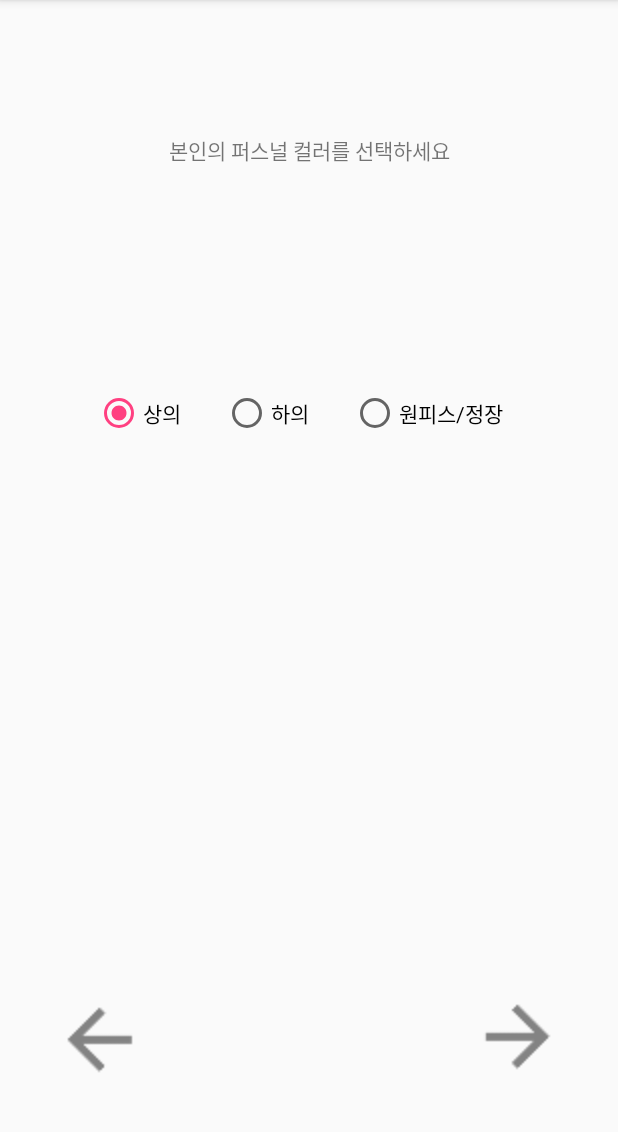
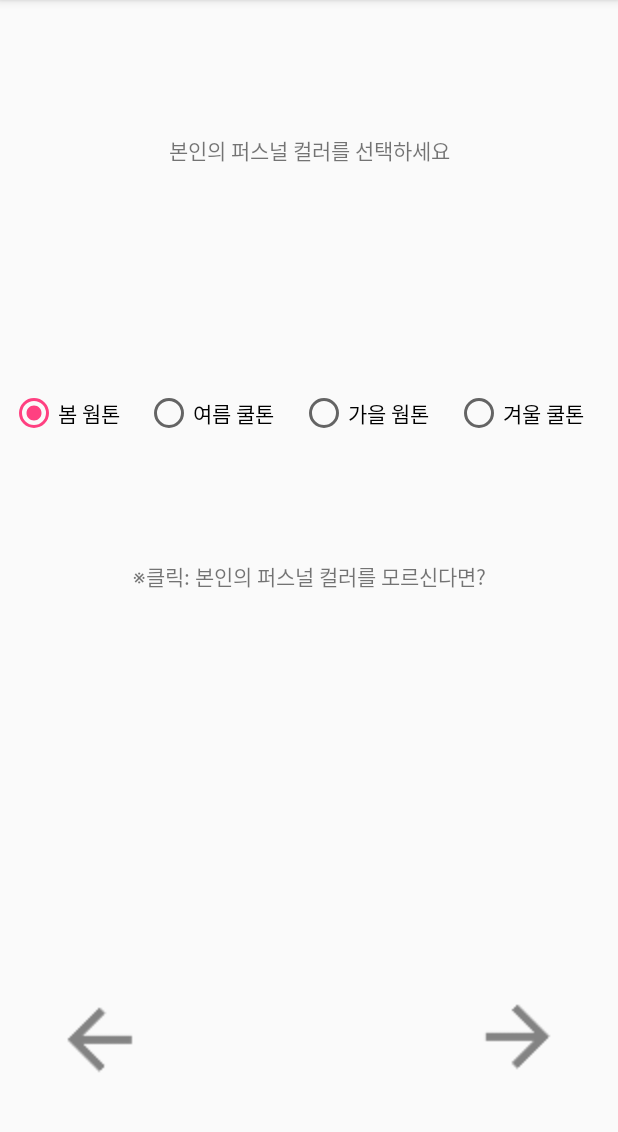
Before and after one commit to skylove308/CS496_proj3_Clothes_Matching, an Android app: the fragment ToneTypeFragment shown on its own in the app's theme, on a phone screen of 412 x 824 dp, the part 84-1216 px from its top. Run offline under Robolectric (Android 15) with nearby library versions, the phone set to English and light mode, and no system bars; Roboto replaces fonts that are not available here.

Commit message:
facetype까지 완료

```diff
--- a/app/build.gradle
+++ b/app/build.gradle
@@ -36,4 +36,5 @@ dependencies {
     compile 'com.facebook.android:facebook-android-sdk:4.+'
     compile 'com.android.support:support-v4:25.3.1'
     testCompile 'junit:junit:4.12'
+
 }
--- a/app/src/main/java/com/example/clothes_matching/FaceTypeFragment.java
+++ b/app/src/main/java/com/example/clothes_matching/FaceTypeFragment.java
@@ -58,6 +58,7 @@ public class FaceTypeFragment extends Fragment {
             @Override
             public void onClick(View v) {
                 MainActivity.tag += String.valueOf(faces);
+
                 BodyTypeFragment fragment = new BodyTypeFragment();
                 FragmentManager fm = getActivity().getSupportFragmentManager();
                 FragmentTransaction fragmentTransaction = fm.beginTransaction();
--- a/app/src/main/java/com/example/clothes_matching/GenderTypeFragment.java
+++ b/app/src/main/java/com/example/clothes_matching/GenderTypeFragment.java
@@ -29,7 +29,7 @@ public class GenderTypeFragment extends Fragment {
                              Bundle savedInstanceState) {
         // Inflate the layout for this fragment
         View view = inflater.inflate(R.layout.fragment_gender_type, container, false);
-        RadioGroup radioGroup = (RadioGroup)view.findViewById(R.id.radioGroup);
+        RadioGroup radioGroup = (RadioGroup)view.findViewById(R.id.radioGroup2);
         radioGroup.setOnCheckedChangeListener(new RadioGroup.OnCheckedChangeListener() {
             @Override
             public void onCheckedChanged(RadioGroup group, int checkedId) {
--- a/app/src/main/java/com/example/clothes_matching/MainActivity.java
+++ b/app/src/main/java/com/example/clothes_matching/MainActivity.java
@@ -60,6 +60,7 @@ public class MainActivity extends AppCompatActivity
         home.setOnClickListener(new View.OnClickListener() {
             @Override
             public void onClick(View v) {
+                MainActivity.tag ="";
                 MainFragment fragment = new MainFragment();
 
                 FragmentManager fm = getSupportFragmentManager();
--- a/app/src/main/java/com/example/clothes_matching/ToneTypeFragment.java
+++ b/app/src/main/java/com/example/clothes_matching/ToneTypeFragment.java
@@ -6,14 +6,19 @@ import android.os.Bundle;
 import android.support.v4.app.Fragment;
 import android.support.v4.app.FragmentManager;
 import android.support.v4.app.FragmentTransaction;
+import android.support.v4.widget.DrawerLayout;
 import android.view.LayoutInflater;
 import android.view.View;
 import android.view.ViewGroup;
 import android.widget.ImageView;
 import android.widget.RadioGroup;
+import android.widget.ScrollView;
+import android.widget.TextView;
+
 
 
 public class ToneTypeFragment extends Fragment {
+    int tones = 1;
 
     public ToneTypeFragment() {
         // Required empty public constructor
@@ -24,30 +29,13 @@ public class ToneTypeFragment extends Fragment {
                              Bundle savedInstanceState) {
         // Inflate the layout for this fragment
         View view = inflater.inflate(R.layout.fragment_tone_type, container, false);
-        RadioGroup radioGroup = (RadioGroup)view.findViewById(R.id.radioGroup2);
-        radioGroup.setOnCheckedChangeListener(new RadioGroup.OnCheckedChangeListener() {
-            @Override
-            public void onCheckedChanged(RadioGroup group, int checkedId) {
-                switch (checkedId){
-                    case R.id.top :
-                        MainActivity.tag += "1";
-                        break;
-                    case R.id.bottom :
-                        MainActivity.tag += "2";
-                        break;
-                    case R.id.dress :
-                        MainActivity.tag += "3";
-                        break;
-                }
 
-            }
-        });
-
-        ImageView go_3 = (ImageView) view.findViewById(R.id.go_3);
-        go_3.setOnClickListener(new View.OnClickListener() {
+        TextView textView = (TextView)view.findViewById(R.id.personal_color);
+        textView.setText("※클릭: 본인의 퍼스널 컬러를 모르신다면?");
+        textView.setOnClickListener(new View.OnClickListener() {
             @Override
             public void onClick(View v) {
-                ToneTypeFragment fragment = new ToneTypeFragment();
+                PersonalColorFragment fragment = new PersonalColorFragment();
 
                 FragmentManager fm = getActivity().getSupportFragmentManager();
                 FragmentTransaction fragmentTransaction = fm.beginTransaction();
@@ -56,11 +44,48 @@ public class ToneTypeFragment extends Fragment {
             }
         });
 
-        ImageView back_3 = (ImageView) view.findViewById(R.id.back_3);
-        back_3.setOnClickListener(new View.OnClickListener() {
+        RadioGroup radioGroup = (RadioGroup)view.findViewById(R.id.radioGroup4);
+        radioGroup.setOnCheckedChangeListener(new RadioGroup.OnCheckedChangeListener() {
+            @Override
+            public void onCheckedChanged(RadioGroup group, int checkedId) {
+                switch (checkedId){
+                    case R.id.spring :
+                        tones = 1;
+                        break;
+                    case R.id.summer :
+                        tones = 2;
+                        break;
+                    case R.id.fall :
+                        tones = 3;
+                        break;
+                    case R.id.winter :
+                        tones = 4;
+                        break;
+                }
+
+            }
+        });
+
+        ImageView go_4 = (ImageView) view.findViewById(R.id.go_4);
+        go_4.setOnClickListener(new View.OnClickListener() {
             @Override
             public void onClick(View v) {
-                GenderTypeFragment fragment = new GenderTypeFragment();
+                MainActivity.tag += String.valueOf(tones);
+
+                FaceTypeFragment fragment = new FaceTypeFragment();
+                FragmentManager fm = getActivity().getSupportFragmentManager();
+                FragmentTransaction fragmentTransaction = fm.beginTransaction();
+                fragmentTransaction.replace(R.id.MainView, fragment);
+                fragmentTransaction.commit();
+            }
+        });
+
+        ImageView back_4 = (ImageView) view.findViewById(R.id.back_4);
+        back_4.setOnClickListener(new View.OnClickListener() {
+            @Override
+            public void onClick(View v) {
+                MainActivity.tag = MainActivity.tag.substring(0,MainActivity.tag.length()-1);
+                TypeTypeFragment fragment = new TypeTypeFragment();
 
                 FragmentManager fm = getActivity().getSupportFragmentManager();
                 FragmentTransaction fragmentTransaction = fm.beginTransaction();
--- a/app/src/main/res/layout/fragment_gender_type.xml
+++ b/app/src/main/res/layout/fragment_gender_type.xml
@@ -45,7 +45,7 @@
         app:layout_constraintVertical_bias="0.939" />
 
     <RadioGroup
-        android:id="@+id/radioGroup"
+        android:id="@+id/radioGroup2"
         android:layout_width="152dp"
         android:layout_height="85dp"
         android:orientation="horizontal"
--- a/app/src/main/res/layout/fragment_tone_type.xml
+++ b/app/src/main/res/layout/fragment_tone_type.xml
@@ -20,11 +20,24 @@
         app:layout_constraintVertical_chainStyle="spread_inside"
         tools:layout_constraintLeft_creator="1" />
 
+    <TextView
+        android:id="@+id/personal_color"
+        android:layout_width="wrap_content"
+        android:layout_height="wrap_content"
+        android:text="※클릭: 본인의 퍼스널 컬러를 모르신다면?"
+        app:layout_constraintBottom_toBottomOf="parent"
+        app:layout_constraintLeft_toLeftOf="parent"
+        app:layout_constraintRight_toRightOf="parent"
+        app:layout_constraintTop_toTopOf="parent"
+        tools:layout_constraintRight_creator="1"
+        app:layout_constraintVertical_chainStyle="spread_inside"
+        tools:layout_constraintLeft_creator="1" />
+
     <ImageView
         android:layout_width="64dp"
         android:layout_height="64dp"
         android:src="@drawable/go_into_icon"
-        android:id="@+id/go_3"
+        android:id="@+id/go_4"
         app:layout_constraintBottom_toBottomOf="parent"
         app:layout_constraintLeft_toLeftOf="parent"
         app:layout_constraintRight_toRightOf="parent"
@@ -36,7 +49,7 @@
         android:layout_width="64dp"
         android:layout_height="64dp"
         android:src="@drawable/back_into_icon"
-        android:id="@+id/back_3"
+        android:id="@+id/back_4"
         app:layout_constraintBottom_toBottomOf="parent"
         app:layout_constraintLeft_toLeftOf="parent"
         app:layout_constraintRight_toRightOf="parent"
@@ -45,8 +58,8 @@
         app:layout_constraintVertical_bias="0.939" />
 
     <RadioGroup
-        android:id="@+id/radioGroup2"
-        android:layout_width="300dp"
+        android:id="@+id/radioGroup4"
+        android:layout_width="400dp"
         android:layout_height="85dp"
         android:orientation="horizontal"
         app:layout_constraintBottom_toBottomOf="parent"
@@ -57,29 +70,37 @@
         app:layout_constraintHorizontal_bias="0.563">
 
         <RadioButton
-            android:id="@+id/top"
+            android:id="@+id/spring"
             android:layout_width="wrap_content"
             android:layout_height="wrap_content"
             android:checked="true"
-            android:text="상의"
+            android:text="봄 웜톤"
             android:layout_gravity="center"
             android:layout_weight="1"/>
 
         <RadioButton
-            android:id="@+id/bottom"
+            android:id="@+id/summer"
             android:layout_width="wrap_content"
             android:layout_height="wrap_content"
             android:checked="false"
-            android:text="하의"
+            android:text="여름 쿨톤"
             android:layout_gravity="center"
             android:layout_weight="1"/>
 
         <RadioButton
-            android:id="@+id/dress"
+            android:id="@+id/fall"
             android:layout_width="wrap_content"
             android:layout_height="wrap_content"
             android:checked="false"
-            android:text="원피스/정장"
+            android:text="가을 웜톤"
+            android:layout_gravity="center"
+            android:layout_weight="1"/>
+        <RadioButton
+            android:id="@+id/winter"
+            android:layout_width="wrap_content"
+            android:layout_height="wrap_content"
+            android:checked="false"
+            android:text="겨울 쿨톤"
             android:layout_gravity="center"
             android:layout_weight="1"/>
     </RadioGroup>
```
Also changed, not shown: app/src/main/java/com/example/clothes_matching/PersonalColorFragment.java (added, +60 -0 lines), app/src/main/java/com/example/clothes_matching/TypeTypeFragment.java (+2 -13 lines), app/src/main/res/layout/fragment_face_type.xml (+10 -8 lines), app/src/main/res/layout/fragment_personal_color.xml (added, +135 -0 lines), app/src/main/res/layout/fragment_select_main.xml (+8 -0 lines), app/src/main/res/layout/fragment_type_type.xml (+1 -12 lines), app/src/main/res/values/strings.xml (+60 -2 lines).
